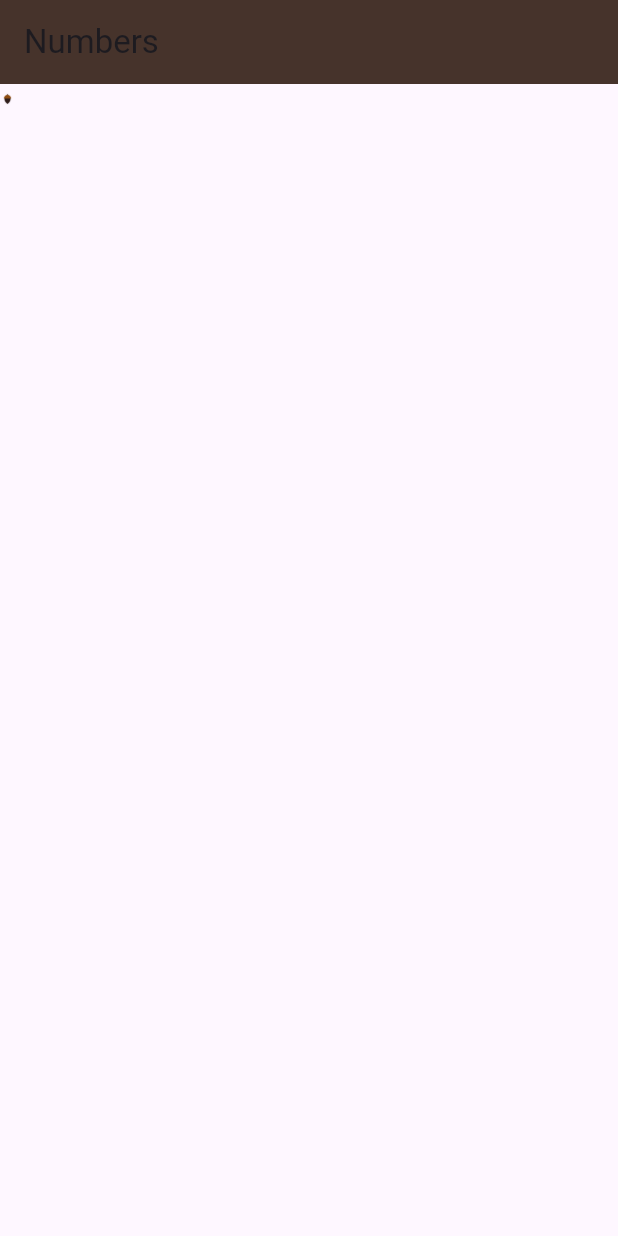
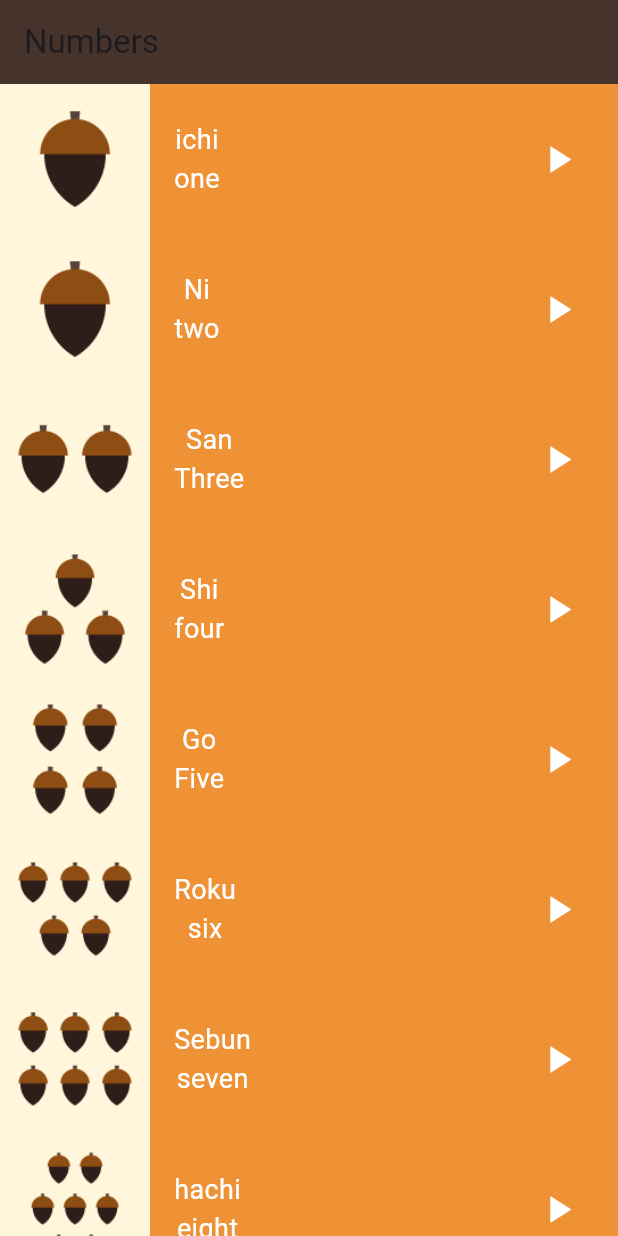
Before and after one commit to abdelhadyalaa/tukooapp, a Flutter app: the screen it shows after launch, on a phone screen of 412 x 824 dp. Run offline on Flutter 3.47's test engine with Material 3 defaults, Android fonts, the phone set to English and light mode, and no system bars.

Commit message:
some update

```diff
--- /dev/null
+++ b/lib/core/itemNumber.dart
@@ -0,0 +1,52 @@
+import 'package:flutter/material.dart';
+
+import '../model/number.dart';
+
+class ItemNumber extends StatelessWidget {
+  const ItemNumber({Key? key, required this.number}) : super(key: key);
+final Number number;
+  @override
+  Widget build(BuildContext context) {
+    return Container(
+      color: Color(0xffEF9235),
+      height: 100,
+      child: Row(
+        children: [
+          Container(
+            color: Color(0xffFFF6DC),
+            child: Image.asset(
+                number.image
+            ),
+          ),
+          Padding(
+            padding: const EdgeInsets.only(left: 16.0),
+            child: Column(
+              mainAxisAlignment: MainAxisAlignment.center,
+              children: [
+                Text(
+                  number.jpName,
+                  style: TextStyle(color: Colors.white, fontSize: 18),
+                ),
+                Text(
+                  number.enName,
+                  style: TextStyle(color: Colors.white, fontSize: 18),
+                ),
+              ],
+            ),
+          ),
+          Spacer(),
+          Padding(
+            padding: const EdgeInsets.only(right: 16.0),
+            child: IconButton(
+                onPressed: () {},
+                icon: Icon(
+                  Icons.play_arrow,
+                  color: Colors.white,
+                  size: 30,
+                )),
+          )
+        ],
+      ),
+    );
+  }
+}
--- /dev/null
+++ b/lib/model/number.dart
@@ -0,0 +1,7 @@
+class Number {
+  final String image;
+  final String jpName;
+  final String enName;
+
+  const Number({required this.image, required this.jpName, required this.enName});
+}
--- a/lib/screens/numbers_page.dart
+++ b/lib/screens/numbers_page.dart
@@ -1,7 +1,51 @@
 import 'package:flutter/material.dart';
+import 'package:tukooapp/core/itemNumber.dart';
+import 'package:tukooapp/model/number.dart';
 
 class NumberScreen extends StatelessWidget {
   const NumberScreen({Key? key}) : super(key: key);
+  final List<Number> numberList = const [
+    Number(
+        image: "assets/images/numbers/number_one.png",
+        jpName: "ichi",
+        enName: "one"),
+    Number(
+        image: "assets/images/numbers/number_one.png",
+        jpName: "Ni",
+        enName: "two"),
+    Number(
+        image: "assets/images/numbers/number_two.png",
+        jpName: "San",
+        enName: "Three"),
+    Number(
+        image: "assets/images/numbers/number_three.png",
+        jpName: "Shi",
+        enName: "four"),
+    Number(
+        image: "assets/images/numbers/number_four.png",
+        jpName: "Go",
+        enName: "Five"),
+    Number(
+        image: "assets/images/numbers/number_five.png",
+        jpName: "Roku",
+        enName: "six"),
+    Number(
+        image: "assets/images/numbers/number_six.png",
+        jpName: "Sebun",
+        enName: "seven"),
+    Number(
+        image: "assets/images/numbers/number_seven.png",
+        jpName: "hachi",
+        enName: "eight"),
+    Number(
+        image: "assets/images/numbers/number_eight.png",
+        jpName: "Kyu",
+        enName: "nine"),
+    Number(
+        image: "assets/images/numbers/number_ten.png",
+        jpName: "Ju",
+        enName: "Ten"),
+  ];
 
   @override
   Widget build(BuildContext context) {
@@ -11,13 +55,19 @@ class NumberScreen extends StatelessWidget {
           title: Text("Numbers"),
           backgroundColor: Color(0xff46332B),
         ),
-        body: Container(
-          width: 20,
-          height: 20,
-          child: Row(children: [
-            Image.asset("assets/images/numbers/number_one.png",width: 10,height: 10,),
-
-          ],),
+        body: ListView(
+          children: [
+            ItemNumber(number: numberList[0]),
+            ItemNumber(number: numberList[1]),
+            ItemNumber(number: numberList[2]),
+            ItemNumber(number: numberList[3]),
+            ItemNumber(number: numberList[4]),
+            ItemNumber(number: numberList[5]),
+            ItemNumber(number: numberList[6]),
+            ItemNumber(number: numberList[7]),
+            ItemNumber(number: numberList[8]),
+            ItemNumber(number: numberList[9]),
+          ]
         ),
       ),
     );
```
Also changed, not shown: pubspec.yaml (+9 -0 lines).
